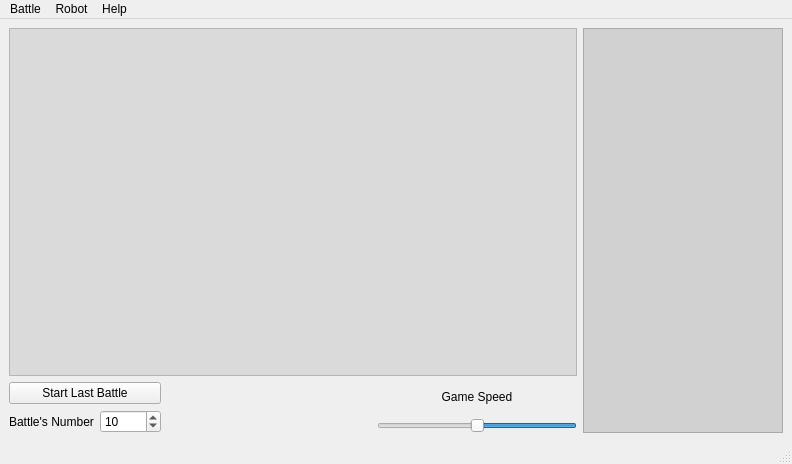
Before: the Qt Designer form Python-Robocode/GUI/window.ui in turkishviking/Python-Robocode, drawn with Qt 5.
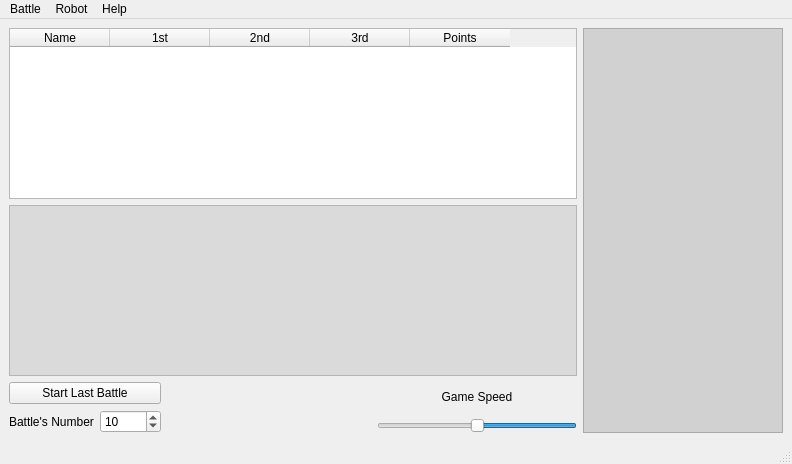
After: the same form once the commit is applied. Icons and pictures are not drawn.

Commit message: Statistic Table Added

What changed in the file:
```diff
--- a/Python-Robocode/GUI/window.ui
+++ b/Python-Robocode/GUI/window.ui
@@ -23,6 +23,44 @@
      <layout class="QHBoxLayout" name="horizontalLayout_3">
       <item>
        <layout class="QVBoxLayout" name="verticalLayout_3">
+        <item>
+         <widget class="QTableWidget" name="tableWidget">
+          <property name="autoFillBackground">
+           <bool>false</bool>
+          </property>
+          <property name="sortingEnabled">
+           <bool>true</bool>
+          </property>
+          <attribute name="horizontalHeaderStretchLastSection">
+           <bool>false</bool>
+          </attribute>
+          <column>
+           <property name="text">
+            <string>Name</string>
+           </property>
+          </column>
+          <column>
+           <property name="text">
+            <string>1st</string>
+           </property>
+          </column>
+          <column>
+           <property name="text">
+            <string>2nd</string>
+           </property>
+          </column>
+          <column>
+           <property name="text">
+            <string>3rd</string>
+           </property>
+          </column>
+          <column>
+           <property name="text">
+            <string>Points</string>
+           </property>
+          </column>
+         </widget>
+        </item>
         <item>
          <widget class="QGraphicsView" name="graphicsView">
           <property name="enabled">
```
Left out of the diff: 2 changed lines with no effect on the pictures. The commit also changes 36 other files.
